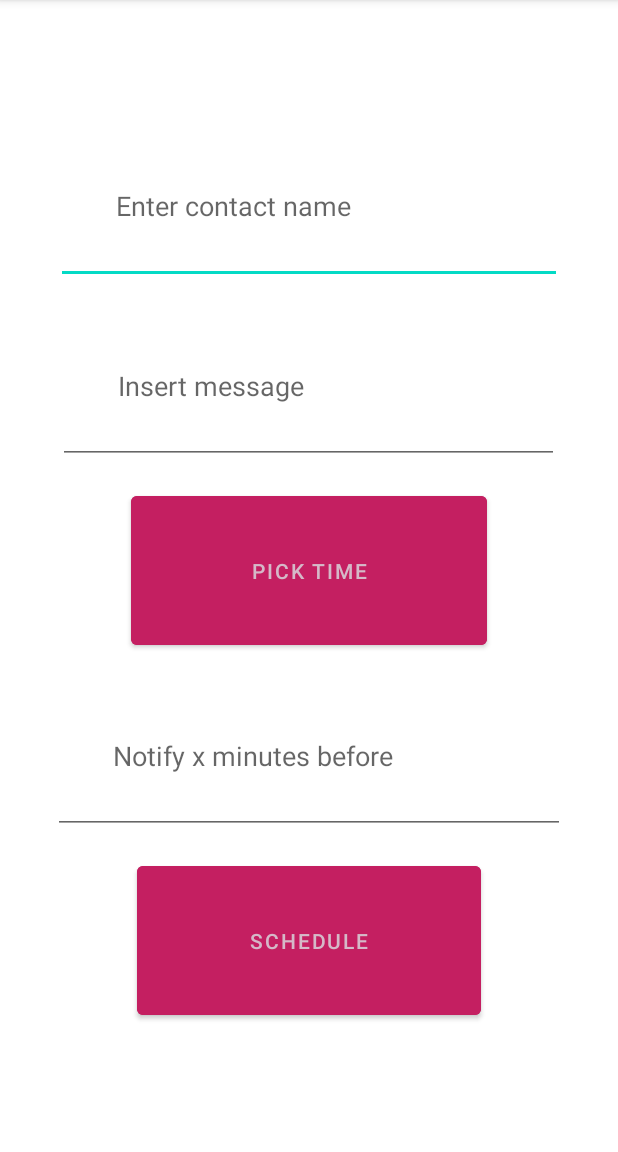
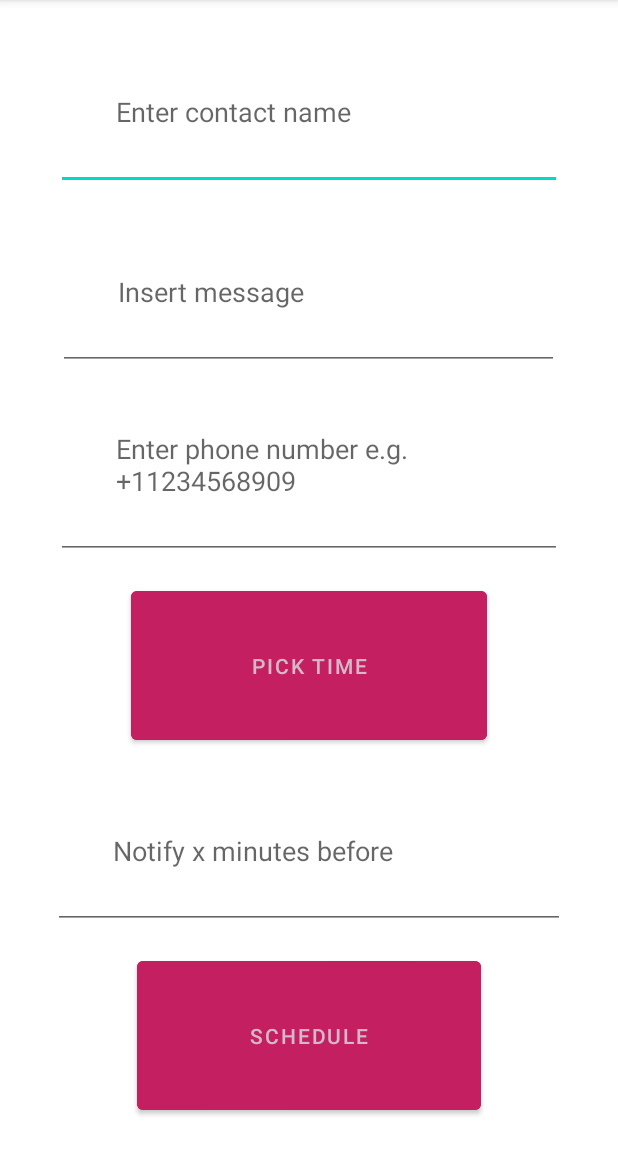
Before and after one commit to in-tuan/whatsappscheduler, an Android app: the screen it shows after launch (MainActivity), on a phone screen of 412 x 824 dp, the part 84-1236 px from its top. Run offline under Robolectric (Android 15) with nearby library versions, the phone set to English and light mode, and no system bars.

Commit message:
feat(ui): add phone number of contact to UI. - added location to enter contact phone number on app. - managed migration of versions for the database. TODO: use phone number to re-direct to WhatsApp with text if one is provided upon tap of notif.

```diff
--- a/app/build.gradle.kts
+++ b/app/build.gradle.kts
@@ -1,5 +1,6 @@
 plugins {
     alias(libs.plugins.android.application)
+    id("androidx.room")
 }
 
 android {
@@ -29,6 +30,10 @@ android {
         sourceCompatibility = JavaVersion.VERSION_11
         targetCompatibility = JavaVersion.VERSION_11
     }
+
+    room {
+        schemaDirectory("$projectDir/schemas")
+    }
 }
 
 dependencies {
--- a/app/src/main/java/com/inaara/whatsappscheduler_app/data/database/AppDatabase.java
+++ b/app/src/main/java/com/inaara/whatsappscheduler_app/data/database/AppDatabase.java
@@ -2,6 +2,7 @@ package com.inaara.whatsappscheduler_app.data.database;
 
 import android.content.Context;
 
+import androidx.room.AutoMigration;
 import androidx.room.Database;
 import androidx.room.Room;
 import androidx.room.RoomDatabase;
@@ -12,7 +13,10 @@ import com.inaara.whatsappscheduler_app.data.model.Message;
 * Defines the Room database for the app, returning a singleton instance of the Room database.
 * Ensures only one instance is created throughout the app's lifecycle.
 * */
-@Database(entities = Message.class, version = 1)
+@Database(entities = Message.class,
+        version = 2,
+        exportSchema = true,
+        autoMigrations = { @AutoMigration(from = 1, to = 2) })
 public abstract class AppDatabase extends RoomDatabase {
 
     public abstract MessageDao messageDao();
--- a/app/src/main/java/com/inaara/whatsappscheduler_app/ui/MainActivity.java
+++ b/app/src/main/java/com/inaara/whatsappscheduler_app/ui/MainActivity.java
@@ -37,6 +37,7 @@ public class MainActivity extends AppCompatActivity {
 
         EditText contactInput = findViewById(R.id.contact_input);
         EditText messageInput = findViewById(R.id.message_input);
+        EditText phoneNumberInput = findViewById(R.id.phone_num_input);
         EditText reminderOffsetInput = findViewById(R.id.notify_before_input);
         Button timePickerButton = findViewById(R.id.time_picker);
         Button scheduleButton = findViewById(R.id.schedule_button);
@@ -127,6 +128,7 @@ public class MainActivity extends AppCompatActivity {
                     );
                     contactInput.setText("");
                     messageInput.setText("");
+                    phoneNumberInput.setText("");
                     reminderOffsetInput.setText("");
                 }
             }
--- a/app/src/main/res/layout/activity_main.xml
+++ b/app/src/main/res/layout/activity_main.xml
@@ -18,6 +18,13 @@
         android:layout_height="wrap_content"
         android:layout_marginTop="15dp"
         android:hint="Insert message"
+        android:padding="40dp" />
+
+    <EditText
+        android:id="@+id/phone_num_input"
+        android:layout_width="337dp"
+        android:layout_height="wrap_content"
+        android:hint="Enter phone number e.g. +11234568909"
         android:padding="40dp" />
 
     <Button
--- a/build.gradle.kts
+++ b/build.gradle.kts
@@ -1,4 +1,5 @@
 // Top-level build file where you can add configuration options common to all sub-projects/modules.
 plugins {
     alias(libs.plugins.android.application) apply false
+    id("androidx.room") version "2.7.2" apply false
 }
```
Also changed, not shown: 1 other file.
